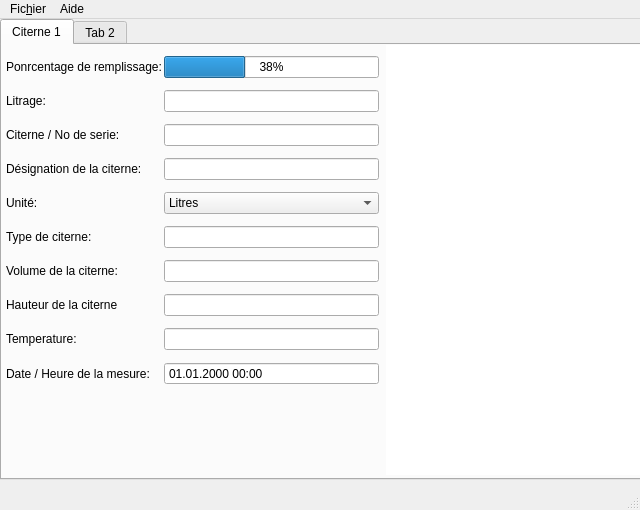
alcatrazproduction/gok, file gui/main.ui: the form before one commit.
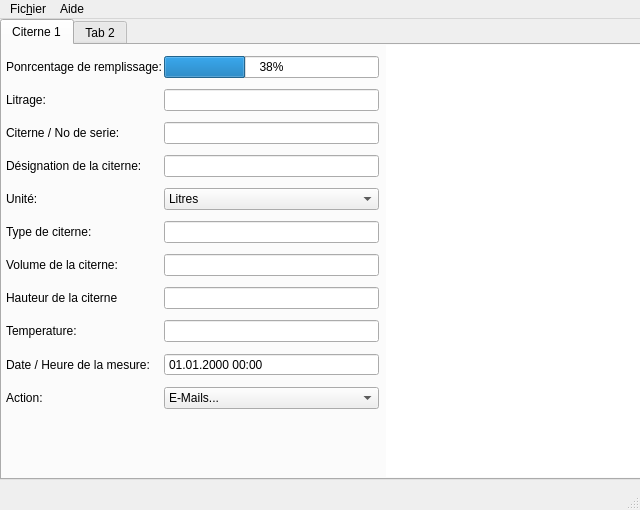
The form after the commit. Icons and pictures are not drawn.

```diff
--- a/gui/main.ui
+++ b/gui/main.ui
@@ -49,7 +49,7 @@
         <x>-1</x>
         <y>-1</y>
         <width>641</width>
-        <height>431</height>
+        <height>433</height>
        </rect>
       </property>
       <layout class="QHBoxLayout" name="horizontalLayout">
@@ -65,7 +65,7 @@
           <enum>QFormLayout::AllNonFixedFieldsGrow</enum>
          </property>
          <property name="verticalSpacing">
-          <number>12</number>
+          <number>11</number>
          </property>
          <property name="leftMargin">
           <number>5</number>
@@ -96,44 +96,44 @@
            </property>
           </widget>
          </item>
-         <item row="2" column="0">
+         <item row="1" column="0">
           <widget class="QLabel" name="label_2">
            <property name="text">
             <string>Litrage:</string>
            </property>
           </widget>
          </item>
-         <item row="2" column="1">
+         <item row="1" column="1">
           <widget class="QLineEdit" name="cCapacity"/>
          </item>
-         <item row="3" column="0">
+         <item row="2" column="0">
           <widget class="QLabel" name="label_3">
            <property name="text">
             <string>Citerne / No de serie:</string>
            </property>
           </widget>
          </item>
-         <item row="3" column="1">
+         <item row="2" column="1">
           <widget class="QLineEdit" name="cSerial"/>
          </item>
-         <item row="4" column="0">
+         <item row="3" column="0">
           <widget class="QLabel" name="label_4">
            <property name="text">
             <string>Désignation de la citerne:</string>
            </property>
           </widget>
          </item>
-         <item row="4" column="1">
+         <item row="3" column="1">
           <widget class="QLineEdit" name="cDesign"/>
          </item>
-         <item row="5" column="0">
+         <item row="4" column="0">
           <widget class="QLabel" name="label_5">
            <property name="text">
             <string>Unité:</string>
            </property>
           </widget>
          </item>
-         <item row="5" column="1">
+         <item row="4" column="1">
           <widget class="QComboBox" name="cUnite">
            <property name="currentText">
             <string>Litres</string>
@@ -190,54 +190,54 @@
            </item>
           </widget>
          </item>
-         <item row="6" column="0">
+         <item row="5" column="0">
           <widget class="QLabel" name="label_6">
            <property name="text">
             <string>Type de citerne:</string>
            </property>
           </widget>
          </item>
-         <item row="6" column="1">
+         <item row="5" column="1">
           <widget class="QLineEdit" name="cType"/>
          </item>
-         <item row="7" column="0">
+         <item row="6" column="0">
           <widget class="QLabel" name="label_7">
            <property name="text">
             <string>Volume de la citerne:</string>
            </property>
           </widget>
          </item>
-         <item row="7" column="1">
+         <item row="6" column="1">
           <widget class="QLineEdit" name="cFull"/>
          </item>
-         <item row="8" column="0">
+         <item row="7" column="0">
           <widget class="QLabel" name="label_8">
            <property name="text">
             <string>Hauteur de la citerne</string>
            </property>
           </widget>
          </item>
-         <item row="8" column="1">
+         <item row="7" column="1">
           <widget class="QLineEdit" name="cHeight"/>
          </item>
-         <item row="9" column="0">
+         <item row="8" column="0">
           <widget class="QLabel" name="label_9">
            <property name="text">
             <string>Temperature:</string>
            </property>
           </widget>
          </item>
-         <item row="9" column="1">
+         <item row="8" column="1">
           <widget class="QLineEdit" name="cTemp"/>
          </item>
-         <item row="10" column="0">
+         <item row="9" column="0">
           <widget class="QLabel" name="label_10">
            <property name="text">
             <string>Date / Heure de la mesure:</string>
            </property>
           </widget>
          </item>
-         <item row="10" column="1">
+         <item row="9" column="1">
           <widget class="QDateTimeEdit" name="cTime">
            <property name="inputMethodHints">
             <set>Qt::ImhNone</set>
@@ -256,6 +256,35 @@
            </property>
           </widget>
          </item>
+         <item row="10" column="0">
+          <widget class="QLabel" name="label_5">
+           <property name="text">
+            <string>Action:</string>
+           </property>
+          </widget>
+         </item>
+         <item row="10" column="1">
+          <widget class="QComboBox" name="cAction">
+           <property name="currentText">
+            <string>E-Mails...</string>
+           </property>
+           <item>
+            <property name="text">
+             <string>E-Mails...</string>
+            </property>
+           </item>
+           <item>
+            <property name="text">
+             <string>SMS...</string>
+            </property>
+           </item>
+           <item>
+            <property name="text">
+             <string>SMNP....</string>
+            </property>
+           </item>
+          </widget>
+         </item>
         </layout>
        </item>
        <item>
```
Left out of the diff: 14 changed lines with no effect on the pictures.
